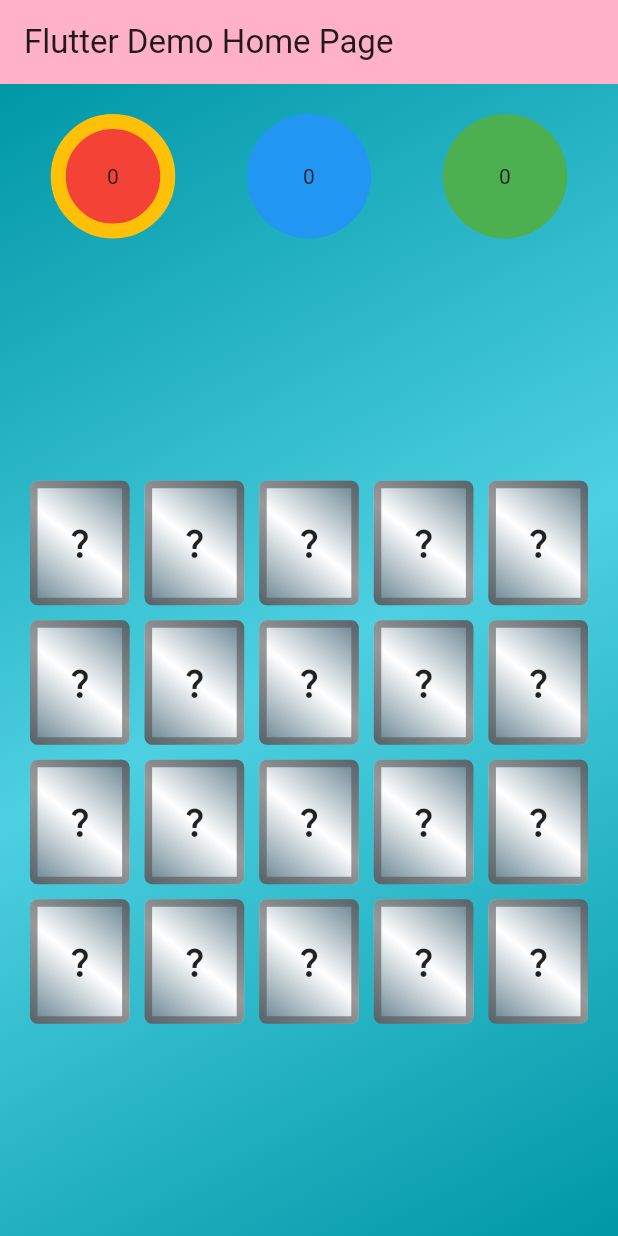
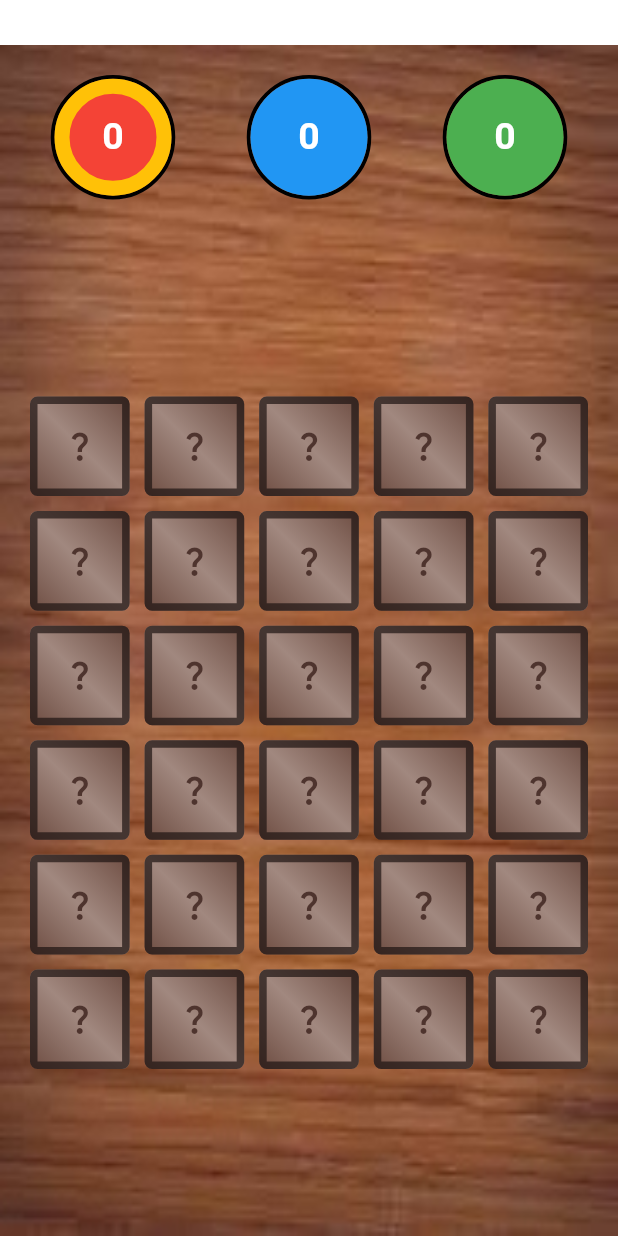
Before and after one commit to ak-210/Memory-Card-Game, a Flutter app: the screen it shows after launch, on a phone screen of 412 x 824 dp. Run offline on Flutter 3.47's test engine with Material 3 defaults, Android fonts, the light colour scheme and no system bars; our stand-ins replace flip_card, hooks_riverpod, riverpod_annotation; generated files the repository leaves out were written again.

Commit message:
Updated UI

```diff
--- a/lib/components/card_tile_v2.dart
+++ b/lib/components/card_tile_v2.dart
@@ -35,43 +35,56 @@ class _CardTileV2State extends State<CardTileV2> {
         controller: _controller,
         front: Container(
           decoration: BoxDecoration(
-            gradient: const LinearGradient(
+            gradient: LinearGradient(
+              // colors: [
+              //   Colors.white,
+              //   Color.fromARGB(255, 137, 160, 171),
+              //   Colors.white,
+              // ],
               colors: [
-                Colors.white,
-                Color.fromARGB(255, 137, 160, 171),
-                Colors.white,
+                Colors.brown[400]!,
+                Colors.brown[700]!,
+                Colors.brown[400]!,
               ],
-              begin: Alignment.bottomLeft,
-              end: Alignment.topRight,
+              begin: Alignment.topLeft,
+              end: Alignment.bottomRight,
             ),
             borderRadius: BorderRadius.circular(5),
-            // border: Border.all(
-            //   color: const Color.fromARGB(148, 80, 80, 80),
-            //   width: 5,
-            // ),
+            border: Border.all(
+              color: const Color.fromARGB(184, 161, 136, 127),
+              width: 5,
+            ),
           ),
           child: Center(
-            child: Icon(!card.discarded ? card.icon : Icons.done),
+            child: Icon(
+              !card.discarded ? card.icon : Icons.done,
+              color: Colors.brown[100]!,
+            ),
           ),
         ),
         back: Container(
           decoration: BoxDecoration(
-            gradient: const LinearGradient(
-              colors: [Colors.blueGrey, Colors.white, Colors.blueGrey],
+            gradient: LinearGradient(
+              // colors: [Colors.blueGrey, Colors.white, Colors.blueGrey],
+              colors: [
+                Colors.brown[600]!,
+                Colors.brown[300]!,
+                Colors.brown[600]!,
+              ],
               begin: Alignment.bottomLeft,
               end: Alignment.topRight,
             ),
             // color: Colors.orange[200],
             borderRadius: BorderRadius.circular(5),
             border: Border.all(
-              color: const Color.fromARGB(148, 80, 80, 80),
+              color: const Color.fromARGB(179, 29, 19, 17),
               width: 5,
             ),
           ),
-          child: const Center(
+          child: Center(
             child: Icon(
               Icons.question_mark,
-              // color: Colors.orange[700],
+              color: Colors.brown[800]!,
             ),
           ),
         ),
--- a/lib/components/game_board.dart
+++ b/lib/components/game_board.dart
@@ -38,7 +38,7 @@ class GameBoard extends ConsumerWidget {
             crossAxisCount: 5,
             crossAxisSpacing: 10,
             mainAxisSpacing: 10,
-            childAspectRatio: 0.8,
+            // childAspectRatio: 0.8,
             padding: const EdgeInsets.all(20),
             shrinkWrap: true,
             children: List.generate(
--- a/lib/components/score_board.dart
+++ b/lib/components/score_board.dart
@@ -24,6 +24,11 @@ class ScoreBoard extends StatelessWidget {
           children: List.generate(
             players.length,
             (index) => Container(
+              decoration: BoxDecoration(
+                shape: BoxShape.circle,
+                border: Border.all(width: 2.5),
+              ),
+              child: Container(
                 decoration: BoxDecoration(
                   shape: BoxShape.circle,
                   color: players[index].playerColor,
@@ -32,7 +37,18 @@ class ScoreBoard extends StatelessWidget {
                     width: 10,
                   ),
                 ),
-                child: Center(child: Text(players[index].points.toString()))),
+                child: Center(
+                  child: Text(
+                    players[index].points.toString(),
+                    style: const TextStyle(
+                      color: Colors.white,
+                      fontWeight: FontWeight.bold,
+                      fontSize: 25,
+                    ),
+                  ),
+                ),
+              ),
+            ),
           ),
         );
       },
--- a/lib/main.dart
+++ b/lib/main.dart
@@ -1,6 +1,7 @@
 import 'package:flutter/material.dart';
 import 'package:hooks_riverpod/hooks_riverpod.dart';
 import 'package:riverpod_demo/screens/game_screen.dart';
+import 'package:riverpod_demo/screens/home_screen.dart';
 
 void main() {
   runApp(const ProviderScope(child: MyApp()));
@@ -32,12 +33,20 @@ class MyHomePage extends StatefulWidget {
 class _MyHomePageState extends State<MyHomePage> {
   @override
   Widget build(BuildContext context) {
-    return Scaffold(
-      appBar: AppBar(
-        backgroundColor: Theme.of(context).colorScheme.inversePrimary,
-        title: Text(widget.title),
+    return SafeArea(
+      minimum: const EdgeInsets.only(top: 30),
+      child: Scaffold(
+        body: Container(
+          decoration: const BoxDecoration(
+            image: DecorationImage(
+              image: AssetImage('assets/images.jpeg'),
+              fit: BoxFit.fill,
+            ),
+          ),
+          // child: const HomeScreen(),
+          child: const GameScreen(),
+        ),
       ),
-      body: const GameScreen(),
     );
   }
 }
--- a/lib/providers/card_provider.dart
+++ b/lib/providers/card_provider.dart
@@ -18,6 +18,11 @@ final cardProvider = Provider<List<CardModel>>((ref) {
     Icons.emoji_emotions,
     Icons.face_6,
     Icons.apple,
+    Icons.filter_hdr_rounded,
+    Icons.directions_bike_rounded,
+    Icons.brush,
+    Icons.music_note,
+    Icons.settings,
   ];
 
   for (int i = 0; i < num; i++) {
--- a/lib/providers/no_of_cards_provider.dart
+++ b/lib/providers/no_of_cards_provider.dart
@@ -1,5 +1,5 @@
 import 'package:hooks_riverpod/hooks_riverpod.dart';
 
-final noOfCardsProvider = Provider((ref) => 20);
+final noOfCardsProvider = Provider((ref) => 30);
 
 final discardedNoProvider = StateProvider<int>((ref) => 0);
--- a/lib/screens/game_screen.dart
+++ b/lib/screens/game_screen.dart
@@ -7,18 +7,8 @@ class GameScreen extends StatelessWidget {
 
   @override
   Widget build(BuildContext context) {
-    return Container(
-      decoration: BoxDecoration(
-        gradient: LinearGradient(
-          colors: [Colors.cyan[700]!, Colors.cyan[300]!, Colors.cyan[700]!],
-          begin: Alignment.topLeft,
-          end: Alignment.bottomRight,
-          // radius: double.infinity,
-        ),
-      ),
-      child: const Column(
+    return const Column(
       children: [
-          // const SizedBox(height: 10),
         ScoreBoard(),
         Expanded(
           child: Center(
@@ -26,7 +16,6 @@ class GameScreen extends StatelessWidget {
           ),
         ),
       ],
-      ),
     );
   }
 }
--- a/pubspec.yaml
+++ b/pubspec.yaml
@@ -66,8 +66,8 @@ flutter:
   uses-material-design: true
 
   # To add assets to your application, add an assets section, like this:
-  # assets:
-  #   - images/a_dot_burr.jpeg
+  assets:
+    - assets/
   #   - images/a_dot_ham.jpeg
 
   # An image asset can refer to one or more resolution-specific "variants", see
```
Also changed, not shown: assets/images.jpeg (added). Lines whose indentation alone changed are shown as unchanged.
